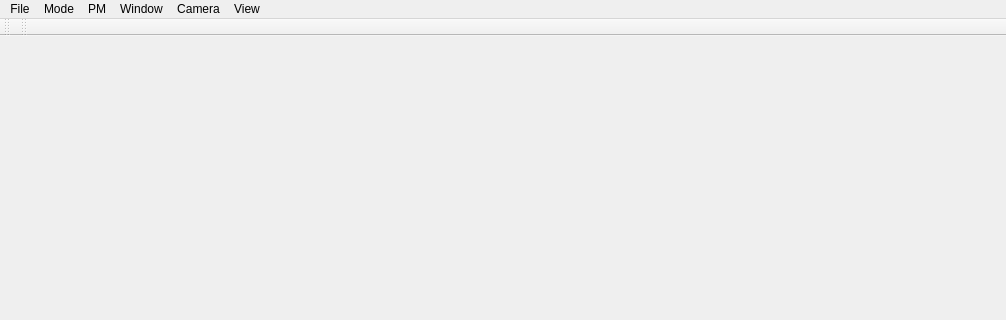
Old version of the form ZoningPlanner/MainWindow.ui in the repository gnishida/ZoningPlanner; both pictures show x 0 to 1006 and y 0 to 320 of the 1006 by 800 pixel window.
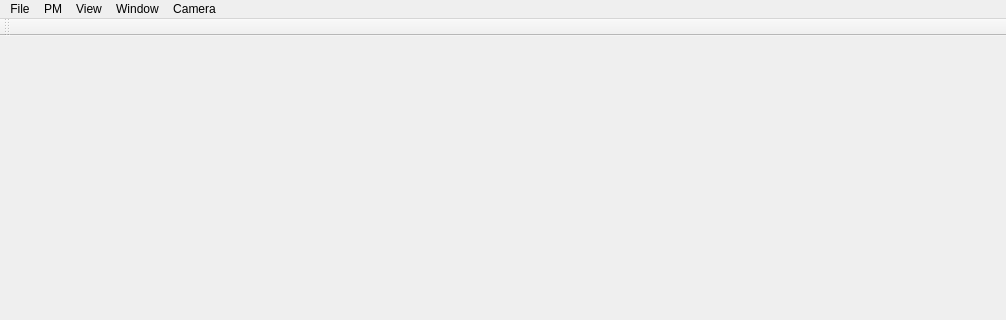
New version of the form. Icons and pictures are not drawn.

```diff
--- a/ZoningPlanner/MainWindow.ui
+++ b/ZoningPlanner/MainWindow.ui
@@ -72,15 +72,6 @@
     <addaction name="actionGenerateVegetation"/>
     <addaction name="actionGenerateAll"/>
    </widget>
-   <widget class="QMenu" name="menuMode">
-    <property name="title">
-     <string>Mode</string>
-    </property>
-    <addaction name="actionModeDefault"/>
-    <addaction name="actionModePlaceType"/>
-    <addaction name="actionModeBlock"/>
-    <addaction name="actionModeParcel"/>
-   </widget>
    <widget class="QMenu" name="menuCamera">
     <property name="title">
      <string>Camera</string>
@@ -95,11 +86,10 @@
     <addaction name="actionViewZoning"/>
    </widget>
    <addaction name="menuFile"/>
-   <addaction name="menuMode"/>
    <addaction name="menuPM"/>
+   <addaction name="menuView"/>
    <addaction name="menuWindow"/>
    <addaction name="menuCamera"/>
-   <addaction name="menuView"/>
   </widget>
   <widget class="QToolBar" name="fileToolBar">
    <attribute name="toolBarArea">
@@ -109,14 +99,6 @@
     <bool>false</bool>
    </attribute>
   </widget>
-  <widget class="QToolBar" name="modeToolBar">
-   <attribute name="toolBarArea">
-    <enum>TopToolBarArea</enum>
-   </attribute>
-   <attribute name="toolBarBreak">
-    <bool>false</bool>
-   </attribute>
-  </widget>
   <widget class="QStatusBar" name="statusBar"/>
   <action name="actionExit">
    <property name="text">
```
